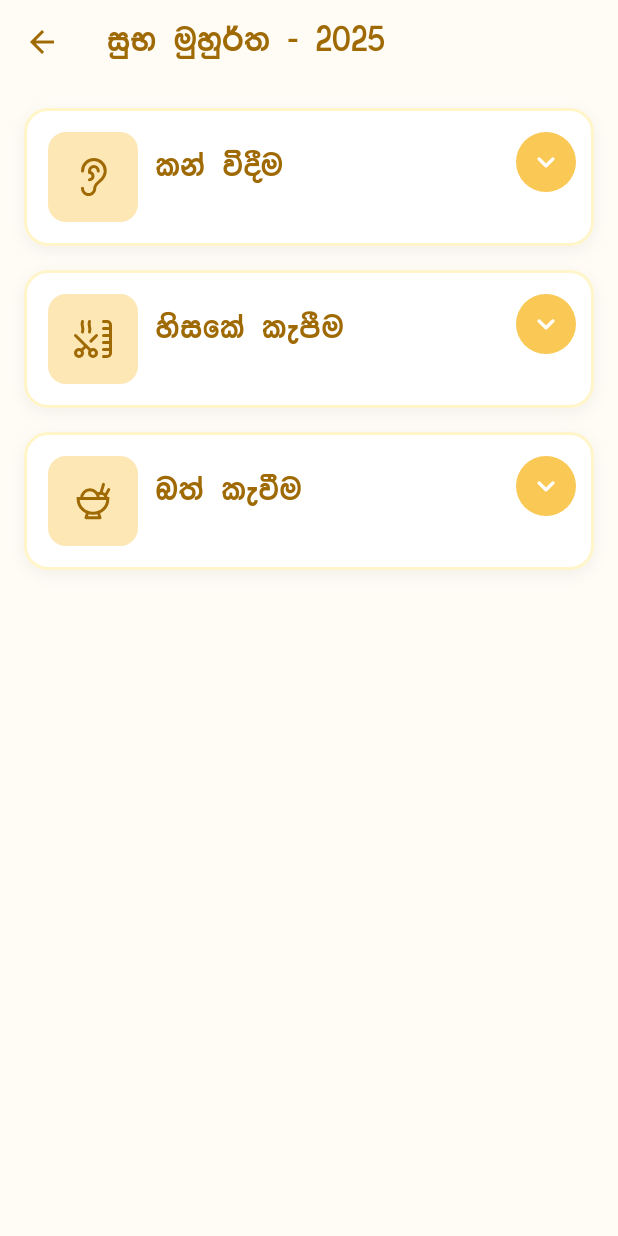
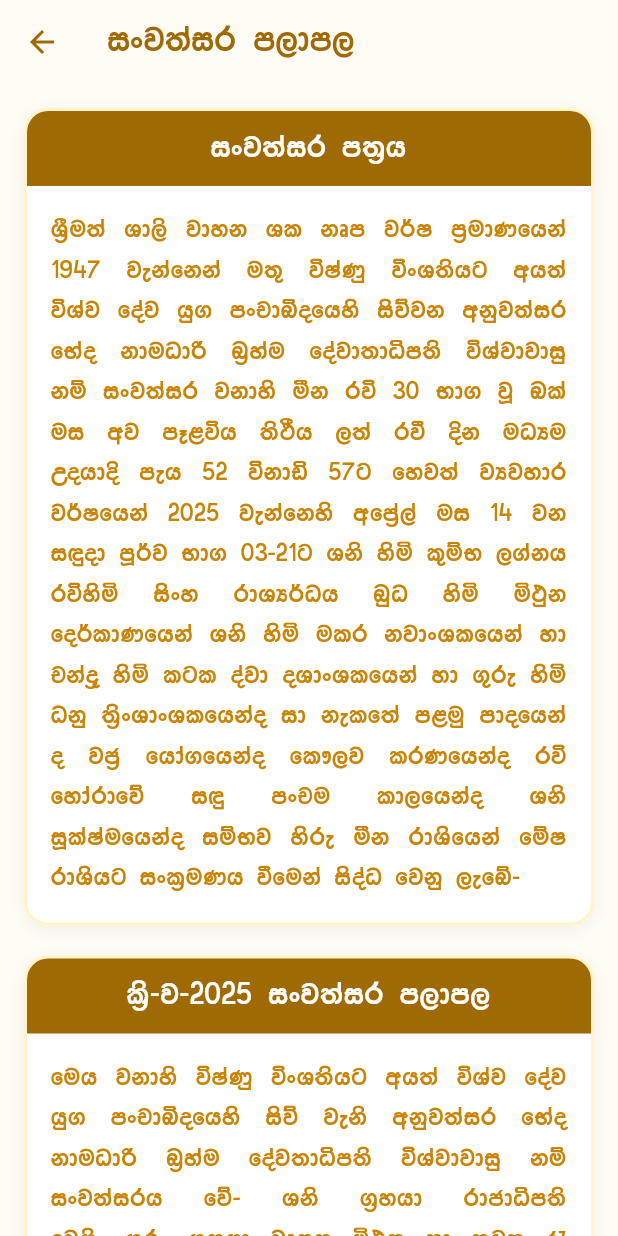
Before and after one commit to DilharaSannasgala/E-Litha-Flutter-App, a Flutter app: the screen it shows after launch, after a tap on "iqN", on a phone screen of 412 x 824 dp. Run offline on Flutter 3.47's test engine with Material 3 defaults, Android fonts, the light colour scheme and no system bars; our stand-ins replace awesome_notifications, flutter_svg.

Commit message:
Added Annual summary screen

```diff
--- /dev/null
+++ b/lib/screens/annual-summary-screen.dart
@@ -0,0 +1,263 @@
+import 'package:e_litha/utils/app-color.dart';
+import 'package:e_litha/utils/app-component.dart';
+import 'package:flutter/material.dart';
+
+class AnnualSummaryScreen extends StatelessWidget {
+  const AnnualSummaryScreen({super.key});
+
+  @override
+  Widget build(BuildContext context) {
+    return Scaffold(
+      backgroundColor: AppColor.bgColor,
+      appBar: AppBar(
+        backgroundColor: AppColor.bgColor,
+        elevation: 0,
+        leading: IconButton(
+          icon: const Icon(Icons.arrow_back, color: AppColor.btnTextColor),
+          onPressed: () => Navigator.pop(context),
+        ),
+        title: const Text(
+          'ixj;air m,dm,',
+          style: TextStyle(
+            fontSize: 25,
+            fontFamily: AppComponents.accentFont,
+            color: AppColor.btnTextColor,
+          ),
+        ),
+      ),
+      body: SafeArea(
+        child: SingleChildScrollView(
+          padding: const EdgeInsets.all(16),
+          child: Column(children: [
+            Container(
+              decoration: BoxDecoration(
+                color: Colors.white,
+                borderRadius: BorderRadius.circular(16),
+                boxShadow: [
+                  BoxShadow(
+                    color: Colors.black.withOpacity(0.05),
+                    blurRadius: 8,
+                    offset: const Offset(0, 3),
+                  ),
+                ],
+                border: Border.all(
+                  color: AppColor.borderLightColor,
+                  width: 2,
+                ),
+              ),
+              child: Column(
+                children: [
+                  Container(
+                    decoration: BoxDecoration(
+                      color: AppColor.btnTextColor,
+                      borderRadius: BorderRadius.only(
+                        topLeft: Radius.circular(14),
+                        topRight: Radius.circular(14),
+                      ),
+                    ),
+                    height: 50,
+                    width: double.infinity,
+                    alignment: Alignment.center,
+                    child: Text(
+                      'ixj;air m;%h',
+                      style: TextStyle(
+                        fontSize: 22,
+                        fontFamily: AppComponents.accentFont,
+                        fontWeight: FontWeight.w400,
+                        color: Colors.white,
+                      ),
+                    ),
+                  ),
+                  Padding(
+                    padding: const EdgeInsets.all(16.0),
+                    child: Column(
+                      children: [
+                        Text(
+                          'Y%Su;a Yd,s jdyk Yl kDm j¾I m%udKfhka 1947 jekafkka u;= úIaKq úxY;shg wh;a úYaj foaj hq. mxpdìofhys isõjk wkqj;air fNao kduOdß n%yau foajd;dêm;s úYajdjdiq kï ixj;air jkdys ók rú 30 Nd. jQ nla ui wj mE<úh ;sÒh ,;a rù Èk uOHu WohdÈ meh 52 úkdä 57g fyj;a jHjydr j¾Ifhka 2025 jekafkys wfma%,a ui 14 jk i÷od mQ¾j Nd. 03-21g Yks ysñ l=ïN ,.akh rúysñ isxy rdYH¾Oh nqO ysñ ñ:qk fo¾ldKfhka Yks ysñ ulr kjdxYlfhka yd pkao% ysñ lgl oajd oYdxYlfhka yd .=re ysñ Okq ;%sxYdxYlfhkao id kelf;a m<uq mdofhka o jc% fhda.fhkao fl!,j lrKfhkao rú fydardfõ i÷ mxpu ld,fhkao Yks iQlaIaufhkao iïNj ysre ók rdYsfhka fïI rdYshg ixl%uKh ùfuka isoaO fjkq ,efí-',
+                          style: TextStyle(
+                            fontSize: 18,
+                            fontFamily: AppComponents.accentFont,
+                            color: AppColor.btnSubTextColor,
+                            height: 1.5,
+                          ),
+                          textAlign: TextAlign.justify,
+                        ),
+                      ],
+                    ),
+                  ),
+                ],
+              ),
+            ),
+            SizedBox(
+              height: 20,
+            ),
+            //next section
+            Container(
+              decoration: BoxDecoration(
+                color: Colors.white,
+                borderRadius: BorderRadius.circular(16),
+                boxShadow: [
+                  BoxShadow(
+                    color: Colors.black.withOpacity(0.05),
+                    blurRadius: 8,
+                    offset: const Offset(0, 3),
+                  ),
+                ],
+                border: Border.all(
+                  color: AppColor.borderLightColor,
+                  width: 2,
+                ),
+              ),
+              child: Column(
+                children: [
+                  Container(
+                    decoration: BoxDecoration(
+                      color: AppColor.btnTextColor,
+                      borderRadius: BorderRadius.only(
+                        topLeft: Radius.circular(14),
+                        topRight: Radius.circular(14),
+                      ),
+                    ),
+                    height: 50,
+                    width: double.infinity,
+                    alignment: Alignment.center,
+                    child: Text(
+                      'l%s-j-2025 ixj;air m,dm,',
+                      style: TextStyle(
+                        fontSize: 22,
+                        fontFamily: AppComponents.accentFont,
+                        fontWeight: FontWeight.w400,
+                        color: Colors.white,
+                      ),
+                    ),
+                  ),
+                  Padding(
+                    padding: const EdgeInsets.all(16.0),
+                    child: Column(
+                      children: [
+                        Text(
+                          'fuh jkdys úIaKq úxY;shg wh;a úYaj foaj hq. mxpdìofhys isõ jeks wkqj;air fNao kduOdß n%yau foaj;dêm;s úYajdjdiq kï ixj;airh fõ- Yks .%yhd rdcdêm;s fjhs- .=re .%yhd jDIN ñ:qk yd lgl /fiyso Yks .%yhd l=ïN ók foi/yso rdyq .%yhd ók l=ïN fo/fiyso fla;= .%yhd lkHd isxy fo/fiyso hqf¾kia .%yhd fïI /fiyso kemapQka .%yhd ók /fiyso maÆfgda .%yhd ulr /fiyso yeisfrk w;r fiiq .%yhskaf.a .uka ú,dih yd isÿjk iQ¾h iy pkao%.K wkqj n,k l,ays uyckhd w;r f,v frda. nyq, jYfhka me;sr hhs¡ foaY.=Ksl úm¾hdi ksid l=Kdgqo oeä kshÕo we;s fjhs m%NQjrfhl=f.a urKhlao we;s fjhs hqo yuqodfõ lDDrlï iy wudkqIsl l%shd jd¾;d fjhs¡ l,dlrejkag wm,odhl ld,mßÉfþohls-',
+                          style: TextStyle(
+                            fontSize: 18,
+                            fontFamily: AppComponents.accentFont,
+                            color: AppColor.btnSubTextColor,
+                            height: 1.5,
+                          ),
+                          textAlign: TextAlign.justify,
+                        ),
+                        SizedBox(
+                          height: 10,
+                        ),
+                        Text(
+                          'wm rg iïnkaOfhka n,kl,ays miq.sh jirg jvd wd¾:slfha ÈhqKqjla olakg ,efí kj foaYSh ksIamdok ìysjk w;r tu.ska kj l¾udka;Yd,do ìysfjhs ixpdrl l¾udka;hg Yqnm, jirls ixpdr l¾udka;hg iïNkaOj jev lrk ck;djg YqN m,odhlhs-',
+                          style: TextStyle(
+                            fontSize: 18,
+                            fontFamily: AppComponents.accentFont,
+                            color: AppColor.btnSubTextColor,
+                            height: 1.5,
+                          ),
+                          textAlign: TextAlign.justify,
+                        ),
+                        SizedBox(
+                          height: 10,
+                        ),
+                        Text(
+                          'foaYmd,k l%shdldß;ajfha úYd, fjkila we;s jk jirls ue;sjrKhlao we;sjk jirls uyck ksfhdað;hskaf.a mlaI udre lsÍï iq,Nj isÿfõ tu.s rfÜ foaYmd,k wia:djr Ndjhlao we;sfõ-',
+                          style: TextStyle(
+                            fontSize: 18,
+                            fontFamily: AppComponents.accentFont,
+                            color: AppColor.btnSubTextColor,
+                            height: 1.5,
+                          ),
+                          textAlign: TextAlign.justify,
+                        ),
+                        SizedBox(
+                          height: 10,
+                        ),
+                        Text(
+                          'wOHdmk lghq;=j, wvmK ùuo .=rejrekaf.a jevj¾ck yuqfõ YsIH wOHdmkfha wvmK ùïo we;sfjhs tkuq;a kj úIh ks¾foaY rch úiska ia:dmkh lrhs-',
+                          style: TextStyle(
+                            fontSize: 18,
+                            fontFamily: AppComponents.accentFont,
+                            color: AppColor.btnSubTextColor,
+                            height: 1.5,
+                          ),
+                          textAlign: TextAlign.justify,
+                        ),
+                        SizedBox(
+                          height: 10,
+                        ),
+                        Text(
+                          'jevlrk ck;djg Yqnm, jirls jegqma jeäùïo ú/lshdjo wvqjk jirls tkuq;a NdKavj, ñ, iS>%fhka by, hdfuka uyck wmjdoo rch flfrys fhduq fjhs-',
+                          style: TextStyle(
+                            fontSize: 18,
+                            fontFamily: AppComponents.accentFont,
+                            color: AppColor.btnSubTextColor,
+                            height: 1.5,
+                          ),
+                          textAlign: TextAlign.justify,
+                        ),
+                        SizedBox(
+                          height: 10,
+                        ),
+                        Text(
+                          'foaYSh l¾udka;fha úYd, ÈhqKqjla we;s fjhs tfukau f,dal fj<|fmdf,ys foaYSh NdKavj,g úYd, b,a¨ulao we;s fjhs weÕ¨ï l¾udka; ìysjk w;r tuÕska /lshd wjia:d nyq, fjhs ixpdrl l¾udka;hgo YqNM,odhlhs kj ixpdrl ksfla;k ìysjk w;r úYd, ixpdrl msßia furgg meñfKa-',
+                          style: TextStyle(
+                            fontSize: 18,
+                            fontFamily: AppComponents.accentFont,
+                            color: AppColor.btnSubTextColor,
+                            height: 1.5,
+                          ),
+                          textAlign: TextAlign.justify,
+                        ),
+                        SizedBox(
+                          height: 10,
+                        ),
+                        Text(
+                          'foaYSh Kh m%;sjHqy.; lsÍu ksid rch wu;r nÿ ck;djg mkjk w;r úfoaYSh wdkhko úYd, jYfhka iSud lsÍuo we;s fjhs ¥IK jxpd jeä jk w;r ñkSuereï uxfld,a,lEï jeäùula olakg ,efí fi!LHh wxYfhao fnfy;a o%jHj, fukau jev j¾ck ksid o wvmK ùï olakg ,efí-',
+                          style: TextStyle(
+                            fontSize: 18,
+                            fontFamily: AppComponents.accentFont,
+                            color: AppColor.btnSubTextColor,
+                            height: 1.5,
+                          ),
+                          textAlign: TextAlign.justify,
+                        ),
+                        SizedBox(
+                          height: 10,
+                        ),
+                        Text(
+                          'wd.u oyu ms<sn|j ck;djf.a jeä keUqrejla we;s fõ rch kj kS;s iïmdokh lrhs-',
+                          style: TextStyle(
+                            fontSize: 18,
+                            fontFamily: AppComponents.accentFont,
+                            color: AppColor.btnSubTextColor,
+                            height: 1.5,
+                          ),
+                          textAlign: TextAlign.justify,
+                        ),
+                        SizedBox(
+                          height: 10,
+                        ),
+                        Text(
+                          'iqN w¨;a wjqreoaola fõjd-',
+                          style: TextStyle(
+                            fontSize: 18,
+                            fontFamily: AppComponents.accentFont,
+                            color: AppColor.btnSubTextColor,
+                            height: 1.5,
+                          ),
+                          textAlign: TextAlign.start,
+                        ),
+                      ],
+                    ),
+                  ),
+                ],
+              ),
+            ),
+          ]),
+        ),
+      ),
+    );
+  }
+}
--- a/lib/screens/home-screen.dart
+++ b/lib/screens/home-screen.dart
@@ -1,3 +1,4 @@
+import 'package:e_litha/screens/annual-summary-screen.dart';
 import 'package:e_litha/screens/event-time-screen.dart';
 import 'package:e_litha/screens/rahu-kalaya-screen.dart';
 import 'package:e_litha/screens/rashi-income-expense-screen.dart';
@@ -78,7 +79,7 @@ class HomePage extends StatelessWidget {
                                 {
                                   "first": "iqN",
                                   "second": "ojia",
-                                  "screen": EventTimeScreen()
+                                  "screen": AnnualSummaryScreen()
                                 },
                                 {
                                   "first": "iqN",
```
